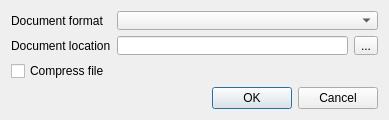
Qt form src/corelibs/U2Gui/src/util/ui/AddNewDocumentDialog.ui (violethaze74/ugene) before a commit.
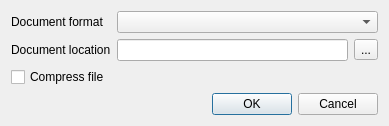
The same form after that commit.

Commit message: UGENE-4644: A broken layout of "Add new document" dialog

Patch:
```diff
--- a/src/corelibs/U2Gui/src/util/ui/AddNewDocumentDialog.ui
+++ b/src/corelibs/U2Gui/src/util/ui/AddNewDocumentDialog.ui
@@ -7,7 +7,7 @@
     <x>0</x>
     <y>0</y>
     <width>389</width>
-    <height>120</height>
+    <height>147</height>
    </rect>
   </property>
   <property name="minimumSize">
@@ -23,8 +23,14 @@
    <bool>false</bool>
   </property>
   <layout class="QVBoxLayout" name="verticalLayout">
+   <property name="sizeConstraint">
+    <enum>QLayout::SetMinAndMaxSize</enum>
+   </property>
    <item>
     <layout class="QGridLayout" name="gridLayout_3">
+     <property name="sizeConstraint">
+      <enum>QLayout::SetMinAndMaxSize</enum>
+     </property>
      <item row="0" column="0">
       <layout class="QGridLayout" name="gridLayout">
        <item row="0" column="0">
```
Left out of the diff: 4 changed lines with no effect on the pictures.
